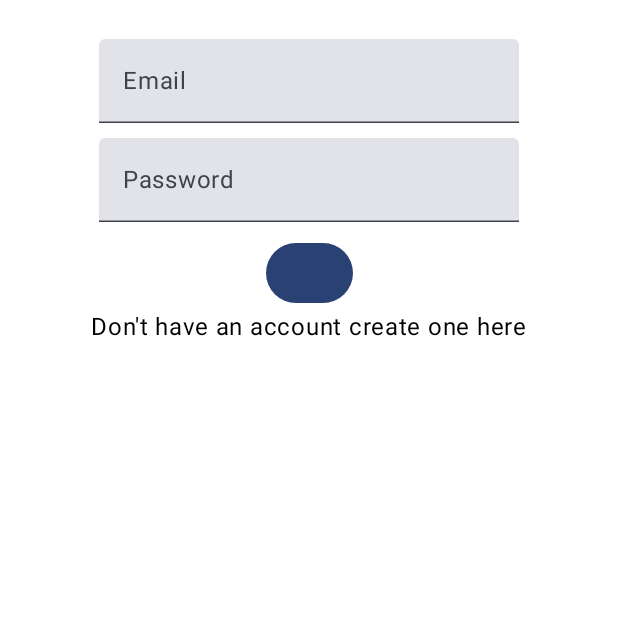
After one commit to chilly-me/KAAProperties, an Android app built with Jetpack Compose: the composable Navigation shown on its own in the app's theme, on a phone screen of 412 x 824 dp, the top half of it. The commit adds this screen. Run offline under Robolectric (Android 15) with nearby library versions, the phone set to English and light mode, and no system bars.

Commit message:
still working on authentications: I have validated the password and the email, yet to set up firebase as i intend to use its authentication, firestore and storage

```diff
--- /dev/null
+++ b/app/src/main/java/com/example/kaaproperties/Authentication/Login.kt
@@ -0,0 +1,70 @@
+package com.example.kaaproperties.Authentication
+
+import android.net.Uri
+import android.view.textclassifier.TextLinks.TextLink
+import androidx.compose.foundation.clickable
+import androidx.compose.foundation.layout.Arrangement
+import androidx.compose.foundation.layout.Column
+import androidx.compose.foundation.layout.Spacer
+import androidx.compose.foundation.layout.fillMaxSize
+import androidx.compose.foundation.layout.height
+import androidx.compose.foundation.layout.padding
+import androidx.compose.material3.Button
+import androidx.compose.material3.Text
+import androidx.compose.material3.TextField
+import androidx.compose.runtime.Composable
+import androidx.compose.runtime.getValue
+import androidx.compose.runtime.mutableStateOf
+import androidx.compose.runtime.remember
+import androidx.compose.runtime.setValue
+import androidx.compose.ui.Alignment
+import androidx.compose.ui.Modifier
+import androidx.compose.ui.unit.dp
+import androidx.navigation.NavController
+
+@Composable
+fun LoginLayout(onLogin: (email: String, password: String) -> Unit) {
+    var email by remember {
+        mutableStateOf("")
+    }
+    var password by remember {
+        mutableStateOf("")
+    }
+
+    Column(
+        Modifier
+            .fillMaxSize()
+            .padding(16.dp),
+        verticalArrangement = Arrangement.Top,
+        horizontalAlignment = Alignment.CenterHorizontally
+    ) {
+
+        Spacer(modifier = Modifier.height(10.dp))
+
+        TextField(
+            value = email,
+            onValueChange = { email = it },
+            label = { Text("Email") }
+        )
+        Spacer(modifier = Modifier.height(10.dp))
+        TextField(
+            value = password,
+            onValueChange = { password = it },
+            label = { Text("Password") }
+        )
+        Spacer(modifier = Modifier.height(10.dp))
+
+        Button(onClick = {onLogin(email, password)}) {
+
+        }
+
+
+        Text(text = "Don't have an account create one here", Modifier.clickable {  })
+
+    }
+}
+
+@Composable
+fun Login(modifier: Modifier = Modifier.fillMaxSize(),navController: NavController) {
+    LoginLayout(onLogin = {email: String, password: String ->  })
+}
--- a/app/src/main/java/com/example/kaaproperties/MainActivity.kt
+++ b/app/src/main/java/com/example/kaaproperties/MainActivity.kt
@@ -22,7 +22,7 @@ class MainActivity : ComponentActivity() {
                     modifier = Modifier.fillMaxSize(),
                     color = MaterialTheme.colorScheme.background
                 ) {
-                    Greeting("Android")
+
                 }
             }
         }
--- /dev/null
+++ b/app/src/main/java/com/example/kaaproperties/Navigation/Navigation.kt
@@ -0,0 +1,18 @@
+package com.example.kaaproperties.Navigation
+
+import androidx.compose.runtime.Composable
+import androidx.navigation.compose.NavHost
+import androidx.navigation.compose.composable
+import androidx.navigation.compose.rememberNavController
+import com.example.kaaproperties.Authentication.Login
+
+@Composable
+fun Navigation() {
+    val navController = rememberNavController()
+    NavHost(navController = navController, startDestination = Screens.LoginScreen.route){
+        composable(route = Screens.LoginScreen.route){
+            Login(navController = navController)
+        }
+    }
+
+}
--- /dev/null
+++ b/app/src/main/java/com/example/kaaproperties/Navigation/Screens.kt
@@ -0,0 +1,6 @@
+package com.example.kaaproperties.Navigation
+
+sealed class Screens(val route: String) {
+    object LoginScreen: Screens("login_screen")
+    object SignUp: Screens("sign_up_screen")
+}
--- a/build.gradle.kts
+++ b/build.gradle.kts
@@ -1,3 +1,8 @@
+buildscript {
+    dependencies {
+        classpath(libs.google.services)
+    }
+}
 // Top-level build file where you can add configuration options common to all sub-projects/modules.
 plugins {
     alias(libs.plugins.androidApplication) apply false
```
Also changed, not shown: app/build.gradle.kts (+7 -0 lines), app/src/main/java/com/example/kaaproperties/Authentication/SignUp.kt (added, +198 -0 lines), app/src/main/java/com/example/kaaproperties/UserData.kt (added, +12 -0 lines), gradle/libs.versions.toml (+8 -0 lines), app/src/main/res/drawable-nodpi/profile.png (added).
